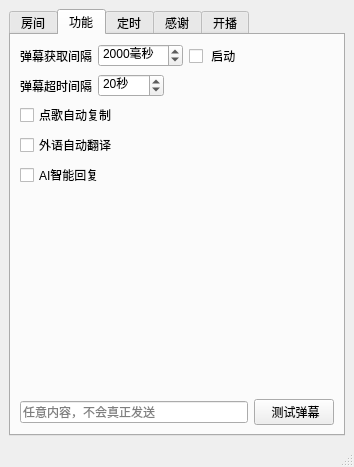
Old version of the form mainwindow.ui in the repository iwxyi/Bilibili-MagicalDanmaku.
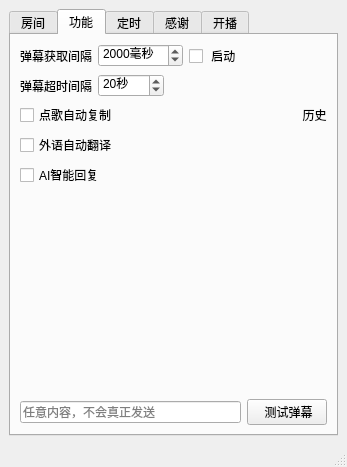
New version of the form. The open tabs and pages were chosen to show the change.

Commit message: 新增点歌历史现实

Diff of the .ui file:
```diff
--- a/mainwindow.ui
+++ b/mainwindow.ui
@@ -6,7 +6,7 @@
    <rect>
     <x>0</x>
     <y>0</y>
-    <width>354</width>
+    <width>347</width>
     <height>467</height>
    </rect>
   </property>
@@ -218,7 +218,7 @@
          </layout>
         </item>
         <item>
-         <layout class="QHBoxLayout" name="horizontalLayout_4">
+         <layout class="QHBoxLayout" name="horizontalLayout_4" stretch="1,0">
           <property name="topMargin">
            <number>0</number>
           </property>
@@ -232,6 +232,17 @@
             </property>
            </widget>
           </item>
+          <item>
+           <widget class="QPushButton" name="diangeHistoryButton">
+            <property name="styleSheet">
+             <string notr="true">background: transparent;
+border: none;</string>
+            </property>
+            <property name="text">
+             <string> 历史</string>
+            </property>
+           </widget>
+          </item>
          </layout>
         </item>
         <item>
```
Left out of the diff: 4 changed lines with no effect on the pictures. The commit also changes 2 other files.
